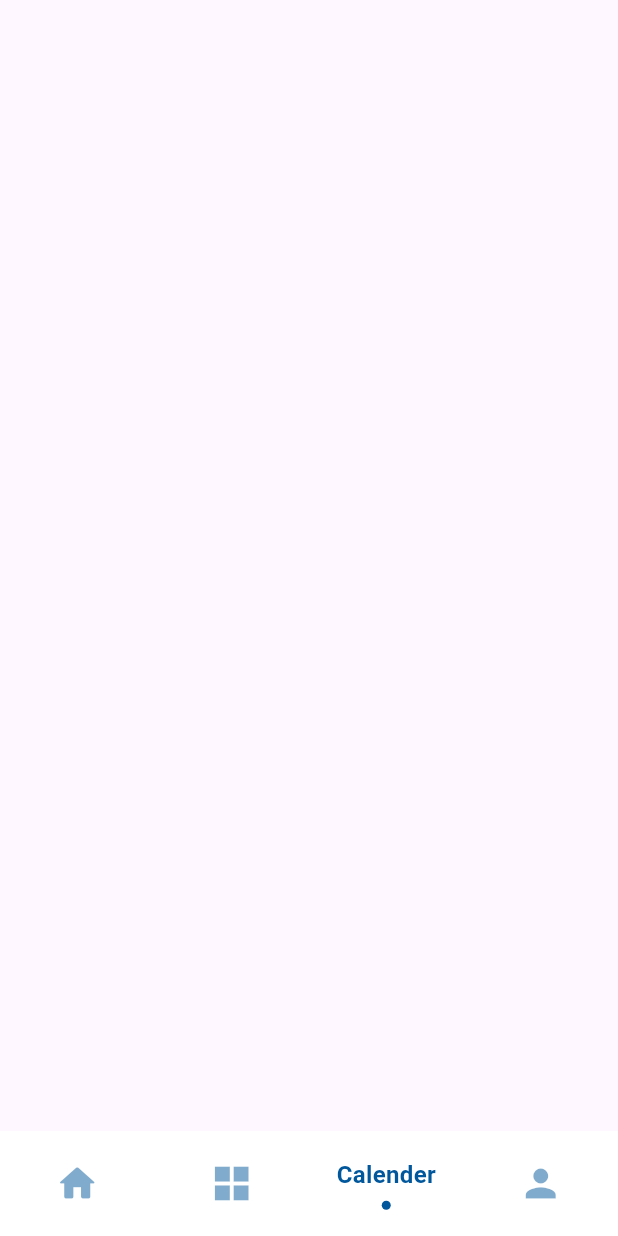
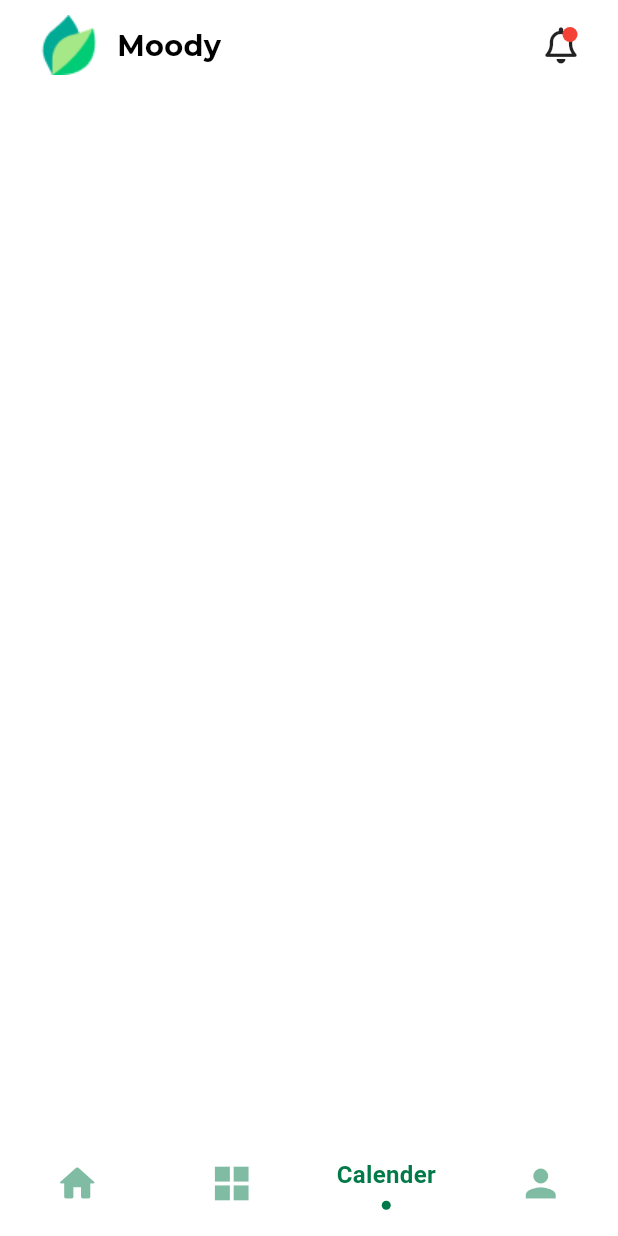
Before and after one commit to ElDaly15/MoodyUiApp, a Flutter app: the screen it shows after launch, item 3 of the bottom bar chosen, on a phone screen of 412 x 824 dp. Run offline on Flutter 3.47's test engine with Material 3 defaults, Android fonts, the light colour scheme and no system bars; drawn by our look-alikes of sliding_clipped_nav_bar; our stand-ins replace device_preview, font_awesome_flutter, get; project files that could hold a hidden picture were left out.

Commit message:
Update Main View UI and Add Custom App Bar
- Set background color of the main view to white.
- Changed the active color of the navigation bar to a darker green.
- Introduced a new custom app bar for the main view, featuring the app logo, title, and a notification icon with a red circle indicator.
- Added a new widget for the custom bell icon with a red circle, used in the custom app bar.
- Updated the main view body to include padding and the new custom app bar.

```diff
--- a/lib/featuers/main_view/presentation/views/main_view.dart
+++ b/lib/featuers/main_view/presentation/views/main_view.dart
@@ -30,6 +30,7 @@ class _MainViewState extends State<MainView> {
   @override
   Widget build(BuildContext context) {
     return Scaffold(
+      backgroundColor: const Color(0xffFFFFFF),
       body: Column(
         children: [
           Expanded(
@@ -45,7 +46,7 @@ class _MainViewState extends State<MainView> {
         backgroundColor: Colors.white,
         onButtonPressed: onButtonPressed,
         iconSize: 30,
-        activeColor: const Color(0xFF01579B),
+        activeColor: const Color(0xff027948),
         selectedIndex: selectedIndex,
         barItems: <BarItem>[
           BarItem(
--- /dev/null
+++ b/lib/featuers/main_view/presentation/views/widgets/custom_app_bar_for_main_view.dart
@@ -0,0 +1,26 @@
+import 'package:flutter/widgets.dart';
+import 'package:moody/core/utils/imageAssets.dart';
+import 'package:moody/core/utils/style.dart';
+import 'package:moody/featuers/main_view/presentation/views/widgets/custom_bell_icon_with_red_circle.dart';
+
+class CustomAppBarMainView extends StatelessWidget {
+  const CustomAppBarMainView({super.key});
+
+  @override
+  Widget build(BuildContext context) {
+    return Row(
+      children: [
+        Image.asset(Assets.imagesMoodyLogo),
+        const SizedBox(
+          width: 12,
+        ),
+        Text(
+          'Moody',
+          style: Style.font24Bold(context),
+        ),
+        const Spacer(),
+        const CustomBellIconWithCircleRed(),
+      ],
+    );
+  }
+}
--- /dev/null
+++ b/lib/featuers/main_view/presentation/views/widgets/custom_bell_icon_with_red_circle.dart
@@ -0,0 +1,20 @@
+import 'package:flutter/material.dart';
+import 'package:font_awesome_flutter/font_awesome_flutter.dart';
+
+class CustomBellIconWithCircleRed extends StatelessWidget {
+  const CustomBellIconWithCircleRed({super.key});
+
+  @override
+  Widget build(BuildContext context) {
+    return const Stack(clipBehavior: Clip.none, children: [
+      Icon(FontAwesomeIcons.bell),
+      Positioned(
+        left: 13,
+        child: CircleAvatar(
+          radius: 5,
+          backgroundColor: Colors.red,
+        ),
+      ),
+    ]);
+  }
+}
--- a/lib/featuers/main_view/presentation/views/widgets/main_view_body.dart
+++ b/lib/featuers/main_view/presentation/views/widgets/main_view_body.dart
@@ -1,10 +1,23 @@
 import 'package:flutter/material.dart';
+import 'package:moody/featuers/main_view/presentation/views/widgets/custom_app_bar_for_main_view.dart';
 
 class MainViewBody extends StatelessWidget {
   const MainViewBody({super.key});
 
   @override
   Widget build(BuildContext context) {
-    return const Scaffold();
+    return const Padding(
+      padding: EdgeInsets.symmetric(horizontal: 26),
+      child: Column(
+        children: [
+          SafeArea(
+            child: SizedBox(
+              height: 10,
+            ),
+          ),
+          CustomAppBarMainView(),
+        ],
+      ),
+    );
   }
 }
```
